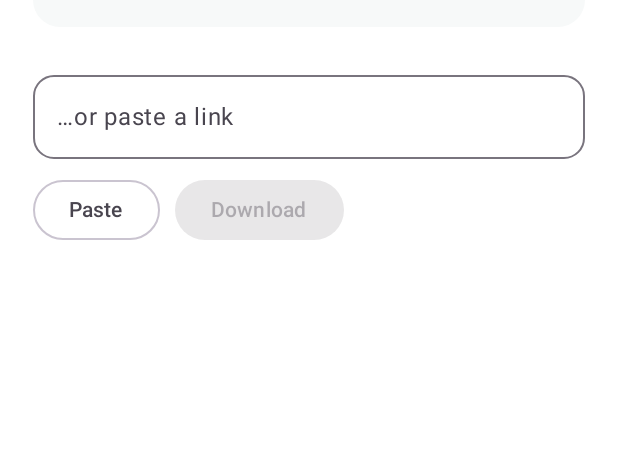
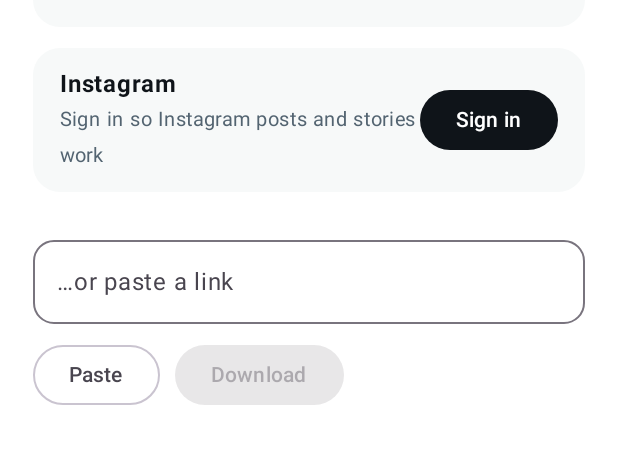
Before and after one commit to MiDoTheEng/Snag, an Android app built with Jetpack Compose: the screen it shows after launch (MainActivity), on a phone screen of 412 x 824 dp, the part 543-1007 px from its top. Run offline under Robolectric (Android 15) with nearby library versions, the phone set to English and light mode, and no system bars.

Commit message:
Instagram: optional in-app sign-in; stories; clearer errors
- Sign in to Instagram inside Snag (real Instagram page in a WebView; only
  the session cookie is kept, on the device)
- When signed in, posts/reels/carousels/stories come from Instagram's own
  media-info API at full quality; logged-out methods remain as fallbacks
- Error message now lists what each method returned

Co-Authored-By: Claude Opus 5.5 <noreply@anthropic.com>
Claude-Session: https://claude.ai/code/session_011YZgznkuGJfU9HuZQoetUy

```diff
--- a/app/build.gradle.kts
+++ b/app/build.gradle.kts
@@ -12,8 +12,8 @@ android {
         applicationId = "com.midotheeng.snag"
         minSdk = 29
         targetSdk = 35
-        versionCode = 6
-        versionName = "1.5"
+        versionCode = 7
+        versionName = "1.6"
     }
 
     signingConfigs {
--- a/app/src/main/AndroidManifest.xml
+++ b/app/src/main/AndroidManifest.xml
@@ -44,6 +44,12 @@
             </intent-filter>
         </activity>
 
+        <activity
+            android:name=".InstagramLogin"
+            android:exported="false"
+            android:label="Sign in to Instagram"
+            android:theme="@android:style/Theme.Material.Light" />
+
         <service
             android:name=".SnagService"
             android:exported="false"
--- a/app/src/main/java/com/midotheeng/snag/MainActivity.kt
+++ b/app/src/main/java/com/midotheeng/snag/MainActivity.kt
@@ -58,6 +58,30 @@ private fun Home() {
             )
         }
 
+        Spacer(Modifier.height(14.dp))
+        var igIn by remember { mutableStateOf(Instagram.signedIn()) }
+        androidx.lifecycle.compose.LifecycleResumeEffect(Unit) {
+            igIn = Instagram.signedIn()
+            onPauseOrDispose { }
+        }
+        Row(
+            Modifier.fillMaxWidth().background(Color(0xFFF7F9F9), RoundedCornerShape(18.dp)).padding(horizontal = 18.dp, vertical = 12.dp),
+            verticalAlignment = androidx.compose.ui.Alignment.CenterVertically
+        ) {
+            Column(Modifier.weight(1f)) {
+                Text("Instagram", fontWeight = FontWeight.Bold, color = Ink)
+                Text(
+                    if (igIn) "Signed in ✓ — posts, reels and stories" else "Sign in so Instagram posts and stories work",
+                    color = Color(0xFF536471), fontSize = 13.sp
+                )
+            }
+            if (igIn) TextButton(onClick = { InstagramLogin.signOut(); igIn = false }) { Text("Sign out") }
+            else Button(
+                onClick = { ctx.startActivity(android.content.Intent(ctx, InstagramLogin::class.java)) },
+                colors = ButtonDefaults.buttonColors(containerColor = Ink)
+            ) { Text("Sign in") }
+        }
+
         Spacer(Modifier.height(24.dp))
         OutlinedTextField(
             value = link, onValueChange = { link = it },
--- a/app/src/main/java/com/midotheeng/snag/Sources.kt
+++ b/app/src/main/java/com/midotheeng/snag/Sources.kt
@@ -13,7 +13,10 @@ object Router {
         val url = Net.firstUrl(shared) ?: throw Exception("No link found in what was shared.")
         val host = Regex("""https?://([^/?#]+)""").find(url)?.groupValues?.get(1)?.lowercase().orEmpty()
         when {
-            host.endsWith("instagram.com") || host.endsWith("instagr.am") -> Instagram.fetch(url)
+            host.endsWith("instagram.com") || host.endsWith("instagr.am") -> {
+                val cookie = withContext(Dispatchers.Main) { Instagram.webCookies() }
+                Instagram.fetch(url, cookie)
+            }
             host.endsWith("pin.it") || host.contains("pinterest.") -> Pinterest.fetch(url)
             host.endsWith("fb.watch") || host.endsWith("fb.com") || host.contains("facebook.com") -> Facebook.fetch(url)
             host.contains("google.") || host.endsWith("goo.gl") || host.endsWith("share.google") -> Google.fetch(url)
```
Also changed, not shown: app/src/main/java/com/midotheeng/snag/Instagram.kt (+62 -15 lines), app/src/main/java/com/midotheeng/snag/InstagramLogin.kt (added, +62 -0 lines).
